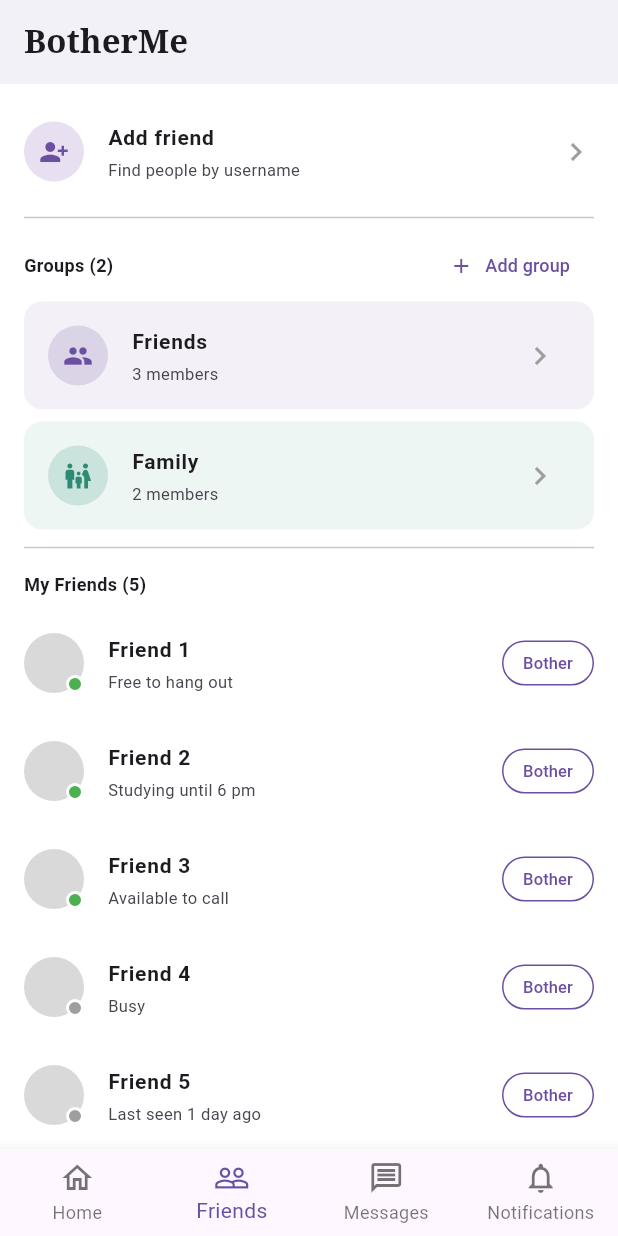
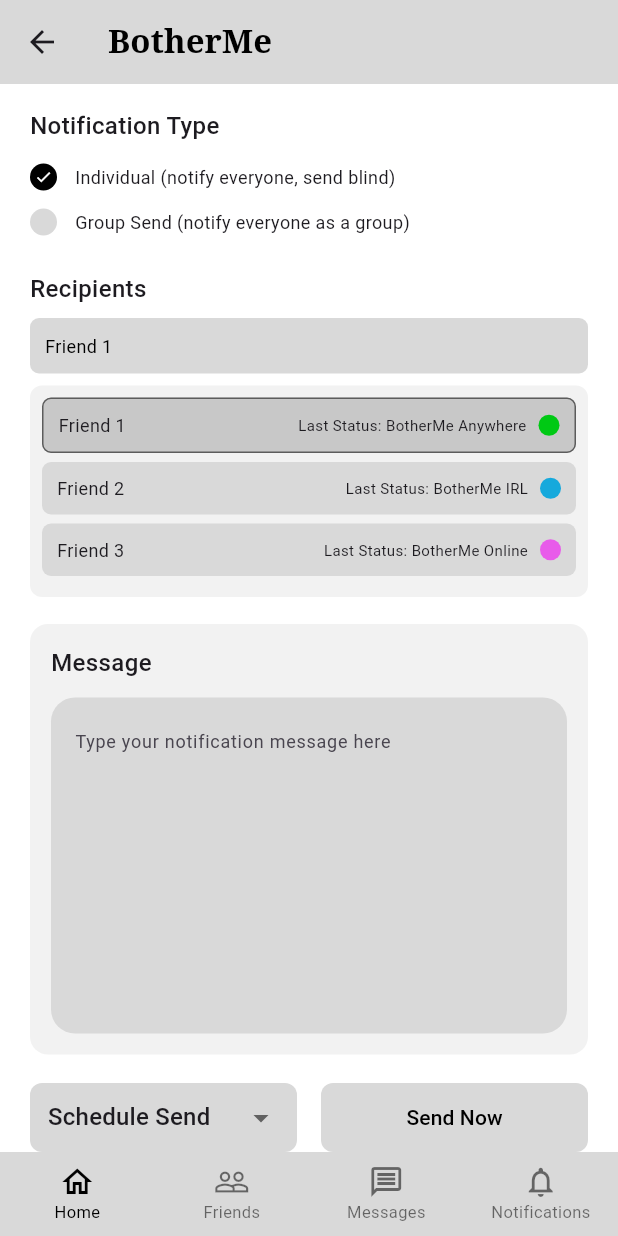
Before and after one commit to botherme-cs222/botherme, a Flutter app: the FriendsList screen opened directly, scrolled down 59 dp, after a tap on "Bother", on a phone screen of 412 x 824 dp. Run offline on Flutter 3.47's test engine with Material 3 defaults, Android fonts, the phone set to English and light mode, and no system bars; our stand-ins replace firebase_auth, firebase_core; accounts and stored records are empty.

Commit message:
Added bother request functionality from Friend list page

```diff
--- /dev/null
+++ b/bother_me/lib/pages/bother_request.dart
@@ -0,0 +1,443 @@
+import 'package:flutter/material.dart';
+import 'homepage.dart';
+import 'friends_list.dart';
+import 'messages.dart';
+import 'notifications.dart';
+
+class BotherRequestScreen extends StatefulWidget {
+  final String? initialRecipient;
+
+  const BotherRequestScreen({
+    super.key,
+    this.initialRecipient,
+  });
+
+  @override
+  State<BotherRequestScreen> createState() =>
+      _BotherRequestScreenState();
+}
+
+class _BotherRequestScreenState extends State<BotherRequestScreen> {
+  String _notificationType = 'individual';
+  String _sendOption = 'Schedule Send';
+
+  final TextEditingController _messageController = TextEditingController();
+  final Set<String> _selectedRecipients = {};
+
+  final List<Map<String, dynamic>> _friends = const [
+    {
+      'name': 'Friend 1',
+      'status': 'BotherMe Anywhere',
+      'color': Color(0xFF00C914),
+    },
+    {
+      'name': 'Friend 2',
+      'status': 'BotherMe IRL',
+      'color': Color(0xFF16A9DC),
+    },
+    {
+      'name': 'Friend 3',
+      'status': 'BotherMe Online',
+      'color': Color(0xFFE85BEA),
+    },
+  ];
+
+  @override
+  void initState() {
+    super.initState();
+
+    if (widget.initialRecipient != null) {
+      _selectedRecipients.add(widget.initialRecipient!);
+    }
+  }
+
+  @override
+  void dispose() {
+    _messageController.dispose();
+    super.dispose();
+  }
+
+  void _selectNotificationType(String type) {
+    setState(() {
+      _notificationType = type;
+    });
+  }
+
+  void _toggleRecipient(String name) {
+    setState(() {
+      if (_selectedRecipients.contains(name)) {
+        _selectedRecipients.remove(name);
+      } else {
+        _selectedRecipients.add(name);
+      }
+    });
+  }
+
+  void _sendRequest() {
+    if (_selectedRecipients.isEmpty) {
+      ScaffoldMessenger.of(context).showSnackBar(
+        const SnackBar(
+          content: Text('Please select at least one recipient.'),
+        ),
+      );
+      return;
+    }
+
+    if (_messageController.text.trim().isEmpty) {
+      ScaffoldMessenger.of(context).showSnackBar(
+        const SnackBar(
+          content: Text('Please enter a message.'),
+        ),
+      );
+      return;
+    }
+
+    ScaffoldMessenger.of(context).showSnackBar(
+      const SnackBar(
+        content: Text('Bother request sent!'),
+      ),
+    );
+  }
+
+  @override
+  Widget build(BuildContext context) {
+    return Scaffold(
+      backgroundColor: Colors.white,
+
+      appBar: AppBar(
+        backgroundColor: const Color(0xFFD9D9D9),
+        surfaceTintColor: Colors.transparent,
+        elevation: 0,
+        title: const Text(
+          'BotherMe',
+          style: TextStyle(
+            fontFamily: 'serif',
+            fontWeight: FontWeight.bold,
+            color: Colors.black,
+          ),
+        ),
+      ),
+
+      body: ListView(
+        padding: const EdgeInsets.symmetric(
+          horizontal: 20,
+          vertical: 16,
+        ),
+        children: [
+          const Text(
+            'Notification Type',
+            style: TextStyle(
+              fontSize: 16,
+              fontWeight: FontWeight.w500,
+            ),
+          ),
+
+          const SizedBox(height: 8),
+
+          _buildNotificationOption(
+            value: 'individual',
+            label: 'Individual (notify everyone, send blind)',
+          ),
+
+          _buildNotificationOption(
+            value: 'group',
+            label: 'Group Send (notify everyone as a group)',
+          ),
+
+          const SizedBox(height: 18),
+
+          const Text(
+            'Recipients',
+            style: TextStyle(
+              fontSize: 16,
+              fontWeight: FontWeight.w500,
+            ),
+          ),
+
+          const SizedBox(height: 8),
+
+          Container(
+            width: double.infinity,
+            padding: const EdgeInsets.symmetric(
+              horizontal: 10,
+              vertical: 10,
+            ),
+            decoration: BoxDecoration(
+              color: const Color(0xFFD9D9D9),
+              borderRadius: BorderRadius.circular(6),
+            ),
+            child: Text(
+              _selectedRecipients.isEmpty
+                  ? 'Select recipients'
+                  : _selectedRecipients.join(', '),
+              style: TextStyle(
+                fontSize: 12,
+                color: _selectedRecipients.isEmpty
+                    ? Colors.black54
+                    : Colors.black,
+              ),
+            ),
+          ),
+
+          const SizedBox(height: 8),
+
+          Container(
+            padding: const EdgeInsets.all(8),
+            decoration: BoxDecoration(
+              color: const Color(0xFFF2F2F2),
+              borderRadius: BorderRadius.circular(8),
+            ),
+            child: Column(
+              children: _friends.map(_buildRecipientRow).toList(),
+            ),
+          ),
+
+          const SizedBox(height: 18),
+
+          Container(
+            padding: const EdgeInsets.all(14),
+            decoration: BoxDecoration(
+              color: const Color(0xFFF2F2F2),
+              borderRadius: BorderRadius.circular(12),
+            ),
+            child: Column(
+              crossAxisAlignment: CrossAxisAlignment.start,
+              children: [
+                const Text(
+                  'Message',
+                  style: TextStyle(
+                    fontSize: 16,
+                    fontWeight: FontWeight.w500,
+                  ),
+                ),
+
+                const SizedBox(height: 12),
+
+                TextField(
+                  controller: _messageController,
+                  maxLines: 8,
+                  decoration: InputDecoration(
+                    hintText: 'Type your notification message here',
+                    hintStyle: const TextStyle(fontSize: 12),
+                    filled: true,
+                    fillColor: const Color(0xFFD9D9D9),
+                    border: OutlineInputBorder(
+                      borderRadius: BorderRadius.circular(16),
+                      borderSide: BorderSide.none,
+                    ),
+                  ),
+                ),
+              ],
+            ),
+          ),
+
+          const SizedBox(height: 18),
+
+          Row(
+            children: [
+              Expanded(
+                child: Container(
+                  height: 46,
+                  padding: const EdgeInsets.symmetric(horizontal: 12),
+                  decoration: BoxDecoration(
+                    color: const Color(0xFFD9D9D9),
+                    borderRadius: BorderRadius.circular(8),
+                  ),
+                  child: DropdownButtonHideUnderline(
+                    child: DropdownButton<String>(
+                      value: _sendOption,
+                      isExpanded: true,
+                      items: const [
+                        DropdownMenuItem(
+                          value: 'Schedule Send',
+                          child: Text('Schedule Send'),
+                        ),
+                        DropdownMenuItem(
+                          value: 'Later Today',
+                          child: Text('Later Today'),
+                        ),
+                        DropdownMenuItem(
+                          value: 'Tomorrow',
+                          child: Text('Tomorrow'),
+                        ),
+                      ],
+                      onChanged: (value) {
+                        if (value != null) {
+                          setState(() {
+                            _sendOption = value;
+                          });
+                        }
+                      },
+                    ),
+                  ),
+                ),
+              ),
+
+              const SizedBox(width: 16),
+
+              Expanded(
+                child: ElevatedButton(
+                  onPressed: _sendRequest,
+                  style: ElevatedButton.styleFrom(
+                    backgroundColor: const Color(0xFFD9D9D9),
+                    foregroundColor: Colors.black,
+                    elevation: 0,
+                    minimumSize: const Size(double.infinity, 46),
+                    shape: RoundedRectangleBorder(
+                      borderRadius: BorderRadius.circular(8),
+                    ),
+                  ),
+                  child: const Text('Send Now'),
+                ),
+              ),
+            ],
+          ),
+        ],
+      ),
+
+      bottomNavigationBar: BottomNavigationBar(
+        currentIndex: 0,
+        type: BottomNavigationBarType.fixed,
+        backgroundColor: const Color(0xFFD9D9D9),
+        selectedItemColor: Colors.black,
+        unselectedItemColor: Colors.black54,
+        selectedFontSize: 11,
+        unselectedFontSize: 11,
+        elevation: 0,
+        items: const [
+          BottomNavigationBarItem(
+            icon: Icon(Icons.home_outlined),
+            label: 'Home',
+          ),
+          BottomNavigationBarItem(
+            icon: Icon(Icons.people_outline),
+            label: 'Friends',
+          ),
+          BottomNavigationBarItem(
+            icon: Icon(Icons.message_outlined),
+            label: 'Messages',
+          ),
+          BottomNavigationBarItem(
+            icon: Icon(Icons.notifications_outlined),
+            label: 'Notifications',
+          ),
+        ],
+        onTap: (index) {
+          if (index == 0) {
+            Navigator.pushReplacement(
+              context,
+              MaterialPageRoute(builder: (_) => const HomePage()),
+            );
+          } else if (index == 1) {
+            Navigator.pushReplacement(
+              context,
+              MaterialPageRoute(builder: (_) => const FriendsList()),
+            );
+          } else if (index == 2) {
+            Navigator.pushReplacement(
+              context,
+              MaterialPageRoute(builder: (_) => const MessagesScreen()),
+            );
+          } else if (index == 3) {
+            Navigator.pushReplacement(
+              context,
+              MaterialPageRoute(builder: (_) => const NotificationScreen()),
+            );
+          }
+        },
+      ),
+    );
+  }
+
+  Widget _buildNotificationOption({
+    required String value,
+    required String label,
+  }) {
+    final bool selected = _notificationType == value;
+
+    return InkWell(
+      onTap: () => _selectNotificationType(value),
+      child: Padding(
+        padding: const EdgeInsets.symmetric(vertical: 6),
+        child: Row(
+          children: [
+            Container(
+              width: 18,
+              height: 18,
+              decoration: BoxDecoration(
+                color: selected
+                    ? Colors.black
+                    : const Color(0xFFD9D9D9),
+                shape: BoxShape.circle,
+              ),
+              child: selected
+                  ? const Icon(
+                      Icons.check,
+                      size: 12,
+                      color: Colors.white,
+                    )
+                  : null,
+            ),
+            const SizedBox(width: 12),
+            Expanded(
+              child: Text(
+                label,
+                style: const TextStyle(fontSize: 12),
+              ),
+            ),
+          ],
+        ),
+      ),
+    );
+  }
+
+  Widget _buildRecipientRow(Map<String, dynamic> friend) {
+    final String name = friend['name'];
+    final String status = friend['status'];
+    final Color color = friend['color'];
+    final bool selected = _selectedRecipients.contains(name);
+
+    return InkWell(
+      onTap: () => _toggleRecipient(name),
+      child: Container(
+        margin: const EdgeInsets.only(bottom: 6),
+        padding: const EdgeInsets.symmetric(
+          horizontal: 10,
+          vertical: 9,
+        ),
+        decoration: BoxDecoration(
+          color: selected
+              ? const Color(0xFFC8C8C8)
+              : const Color(0xFFD9D9D9),
+          borderRadius: BorderRadius.circular(6),
+          border: selected
+              ? Border.all(color: Colors.black54)
+              : null,
+        ),
+        child: Row(
+          children: [
+            Expanded(
+              child: Text(
+                name,
+                style: const TextStyle(fontSize: 12),
+              ),
+            ),
+            Text(
+              'Last Status: $status',
+              style: const TextStyle(fontSize: 10),
+            ),
+            const SizedBox(width: 8),
+            Container(
+              width: 14,
+              height: 14,
+              decoration: BoxDecoration(
+                color: color,
+                shape: BoxShape.circle,
+              ),
+            ),
+          ],
+        ),
+      ),
+    );
+  }
+}
--- a/bother_me/lib/pages/friends_list.dart
+++ b/bother_me/lib/pages/friends_list.dart
@@ -2,6 +2,7 @@ import 'package:flutter/material.dart';
 import 'messages.dart';
 import 'notifications.dart';
 import 'homepage.dart';
+import 'bother_request.dart';
 
 class Friend {
   final String name;
@@ -207,7 +208,16 @@ class _FriendTile extends StatelessWidget {
       ),
       subtitle: Text(friend.status, style: const TextStyle(fontSize: 11)),
       trailing: OutlinedButton(
-        onPressed: () {},
+        onPressed: () {
+          Navigator.push(
+            context,
+            MaterialPageRoute(
+              builder: (_) => BotherRequestScreen(
+                initialRecipient: friend.name,
+              ),
+            ),
+          );
+        },
         style: OutlinedButton.styleFrom(
           foregroundColor: const Color(0xFF6B4FA0),
           side: const BorderSide(color: Color(0xFF6B4FA0)),
```
